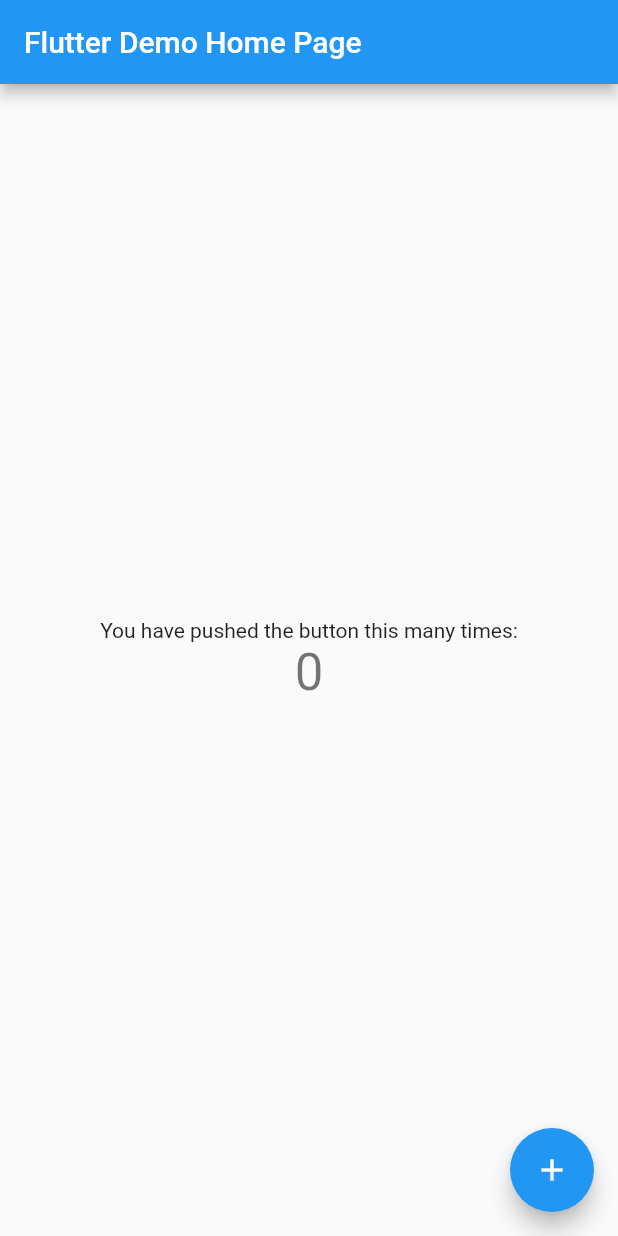
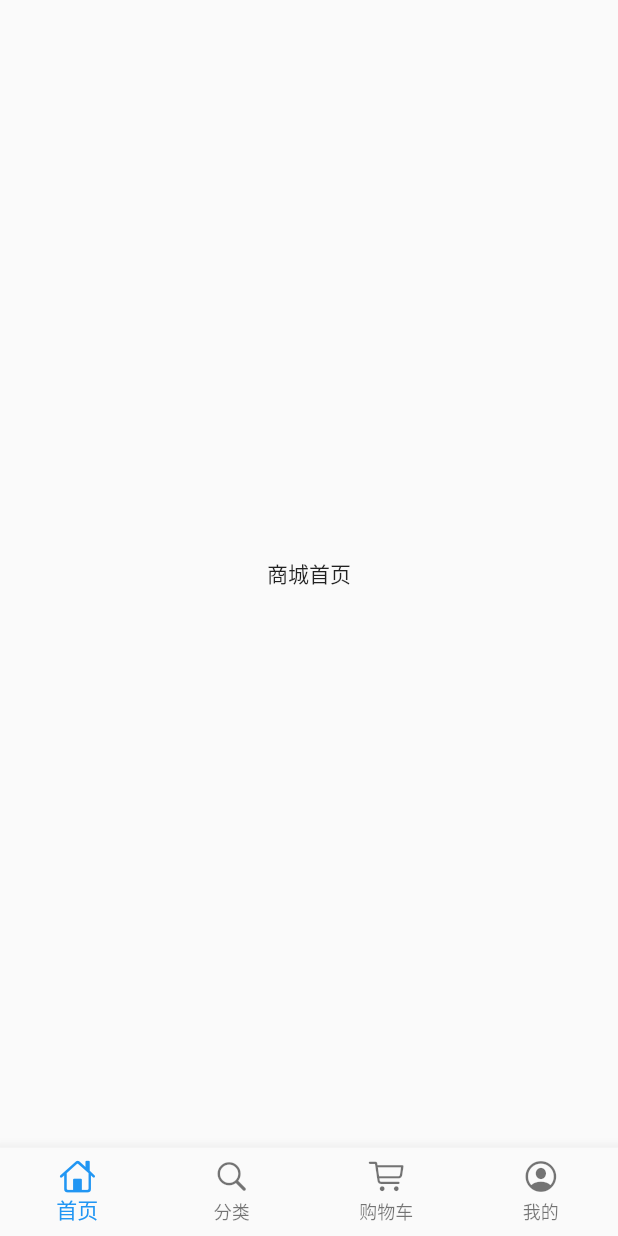
Before and after one commit to ghost680/flutter_shop, a Flutter app: the screen it shows after launch, on a phone screen of 412 x 824 dp. Run offline on Flutter 3.47's test engine with Material 2 defaults, Android fonts, the phone set to English and light mode, and no system bars.

Commit message:
添加底部导航栏

```diff
--- /dev/null
+++ b/lib/app.dart
@@ -0,0 +1,59 @@
+import 'package:flutter/material.dart';
+import 'package:flutter/cupertino.dart';
+import './pages/tab/home_page.dart';
+import './pages/tab/category_page.dart';
+import './pages/tab/cart_page.dart';
+import './pages/tab/member_page.dart';
+
+class AppPage extends StatefulWidget {
+  @override
+  _AppPageState createState() => _AppPageState();
+}
+
+class _AppPageState extends State<AppPage> {
+  final List<BottomNavigationBarItem> bottomTabs = [
+    BottomNavigationBarItem(
+      icon: Icon(CupertinoIcons.home),
+      title: Text('首页')
+    ),
+    BottomNavigationBarItem(
+      icon: Icon(CupertinoIcons.search),
+      title: Text('分类')
+    ),
+    BottomNavigationBarItem(
+      icon: Icon(CupertinoIcons.shopping_cart),
+      title: Text('购物车')
+    ),
+    BottomNavigationBarItem(
+      icon: Icon(CupertinoIcons.profile_circled),
+      title: Text('我的')
+    ),
+  ];
+
+  final List tabBodies = [
+    HomePage(),
+    CategoryPage(),
+    CartPage(),
+    MemberPage()
+  ];
+
+  int currentIndex = 0;
+
+  @override
+  Widget build(BuildContext context) {
+    return Scaffold(
+      backgroundColor: Color.fromRGBO(244, 245, 245, 1.0),
+      bottomNavigationBar: BottomNavigationBar(
+        type: BottomNavigationBarType.fixed,
+        currentIndex: currentIndex,
+        items: bottomTabs,
+        onTap: (index) {
+          setState(() {
+            currentIndex = index;
+          });
+        },
+      ),
+      body: tabBodies[currentIndex]
+    );
+  }
+}
--- a/lib/main.dart
+++ b/lib/main.dart
@@ -1,117 +1,22 @@
 import 'package:flutter/material.dart';
+import './app.dart';
 
-void main() {
-  runApp(MyApp());
-}
+void main() => runApp(MyApp());
 
 class MyApp extends StatelessWidget {
-  // This widget is the root of your application.
+  const MyApp({Key key}) : super(key: key);
+
   @override
   Widget build(BuildContext context) {
-    return MaterialApp(
-      title: 'Flutter Demo',
-      theme: ThemeData(
-        // This is the theme of your application.
-        //
-        // Try running your application with "flutter run". You'll see the
-        // application has a blue toolbar. Then, without quitting the app, try
-        // changing the primarySwatch below to Colors.green and then invoke
-        // "hot reload" (press "r" in the console where you ran "flutter run",
-        // or simply save your changes to "hot reload" in a Flutter IDE).
-        // Notice that the counter didn't reset back to zero; the application
-        // is not restarted.
-        primarySwatch: Colors.blue,
-        // This makes the visual density adapt to the platform that you run
-        // the app on. For desktop platforms, the controls will be smaller and
-        // closer together (more dense) than on mobile platforms.
-        visualDensity: VisualDensity.adaptivePlatformDensity,
+    return Container(
+      child: MaterialApp(
+        title: "糖果商城",
+        debugShowCheckedModeBanner: false,
+        theme: ThemeData(
+          primaryColor: Colors.pinkAccent
+        ),
+        home: AppPage(),
       ),
-      home: MyHomePage(title: 'Flutter Demo Home Page'),
     );
   }
 }
-
-class MyHomePage extends StatefulWidget {
-  MyHomePage({Key key, this.title}) : super(key: key);
-
-  // This widget is the home page of your application. It is stateful, meaning
-  // that it has a State object (defined below) that contains fields that affect
-  // how it looks.
-
-  // This class is the configuration for the state. It holds the values (in this
-  // case the title) provided by the parent (in this case the App widget) and
-  // used by the build method of the State. Fields in a Widget subclass are
-  // always marked "final".
-
-  final String title;
-
-  @override
-  _MyHomePageState createState() => _MyHomePageState();
-}
-
-class _MyHomePageState extends State<MyHomePage> {
-  int _counter = 0;
-
-  void _incrementCounter() {
-    setState(() {
-      // This call to setState tells the Flutter framework that something has
-      // changed in this State, which causes it to rerun the build method below
-      // so that the display can reflect the updated values. If we changed
-      // _counter without calling setState(), then the build method would not be
-      // called again, and so nothing would appear to happen.
-      _counter++;
-    });
-  }
-
-  @override
-  Widget build(BuildContext context) {
-    // This method is rerun every time setState is called, for instance as done
-    // by the _incrementCounter method above.
-    //
-    // The Flutter framework has been optimized to make rerunning build methods
-    // fast, so that you can just rebuild anything that needs updating rather
-    // than having to individually change instances of widgets.
-    return Scaffold(
-      appBar: AppBar(
-        // Here we take the value from the MyHomePage object that was created by
-        // the App.build method, and use it to set our appbar title.
-        title: Text(widget.title),
-      ),
-      body: Center(
-        // Center is a layout widget. It takes a single child and positions it
-        // in the middle of the parent.
-        child: Column(
-          // Column is also a layout widget. It takes a list of children and
-          // arranges them vertically. By default, it sizes itself to fit its
-          // children horizontally, and tries to be as tall as its parent.
-          //
-          // Invoke "debug painting" (press "p" in the console, choose the
-          // "Toggle Debug Paint" action from the Flutter Inspector in Android
-          // Studio, or the "Toggle Debug Paint" command in Visual Studio Code)
-          // to see the wireframe for each widget.
-          //
-          // Column has various properties to control how it sizes itself and
-          // how it positions its children. Here we use mainAxisAlignment to
-          // center the children vertically; the main axis here is the vertical
-          // axis because Columns are vertical (the cross axis would be
-          // horizontal).
-          mainAxisAlignment: MainAxisAlignment.center,
-          children: <Widget>[
-            Text(
-              'You have pushed the button this many times:',
-            ),
-            Text(
-              '$_counter',
-              style: Theme.of(context).textTheme.headline4,
-            ),
-          ],
-        ),
-      ),
-      floatingActionButton: FloatingActionButton(
-        onPressed: _incrementCounter,
-        tooltip: 'Increment',
-        child: Icon(Icons.add),
-      ), // This trailing comma makes auto-formatting nicer for build methods.
-    );
-  }
-}
--- /dev/null
+++ b/lib/pages/tab/home_page.dart
@@ -0,0 +1,11 @@
+import 'package:flutter/material.dart';
+
+class HomePage extends StatelessWidget {
+  @override
+  Widget build(BuildContext context) {
+    return Scaffold(
+        body: Center(
+      child: Text('商城首页'),
+    ));
+  }
+}
```
Also changed, not shown: lib/pages/index_page.dart (added, +54 -0 lines), lib/pages/keep_alive_demo.dart (added, +41 -0 lines), lib/pages/tab/cart_page.dart (added, +11 -0 lines), lib/pages/tab/category_page.dart (added, +11 -0 lines), lib/pages/tab/member_page.dart (added, +11 -0 lines).
